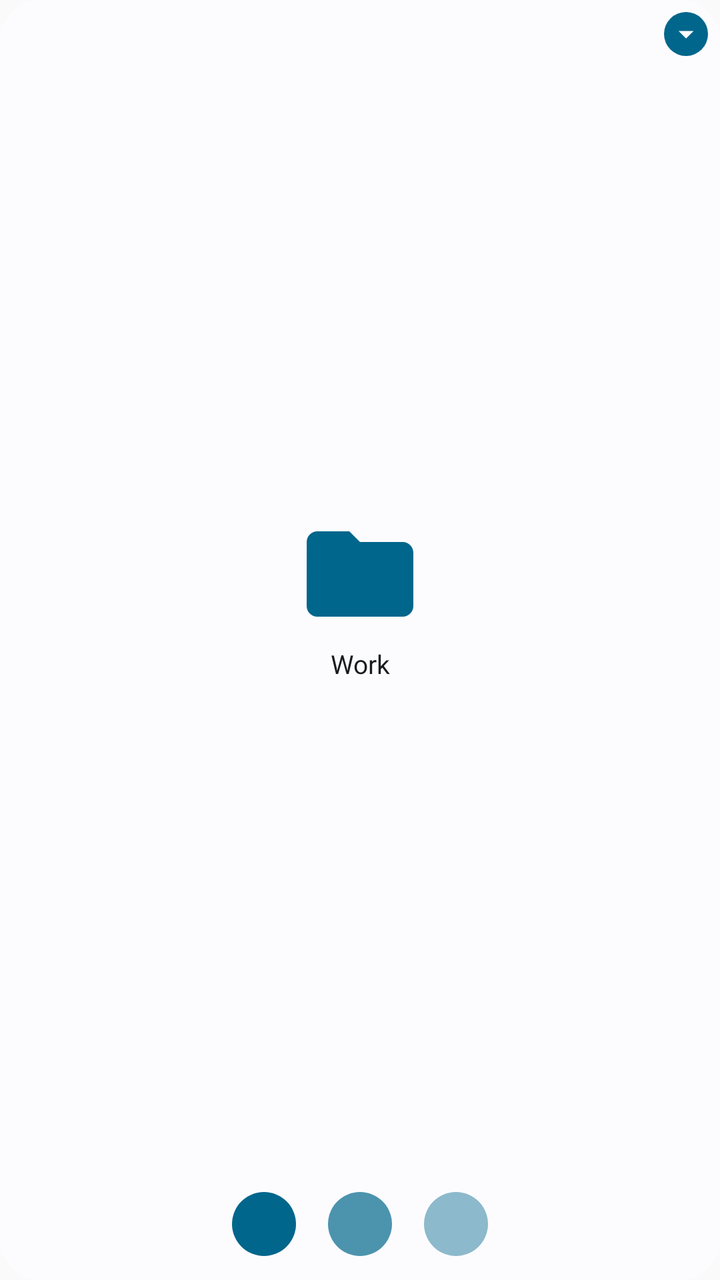
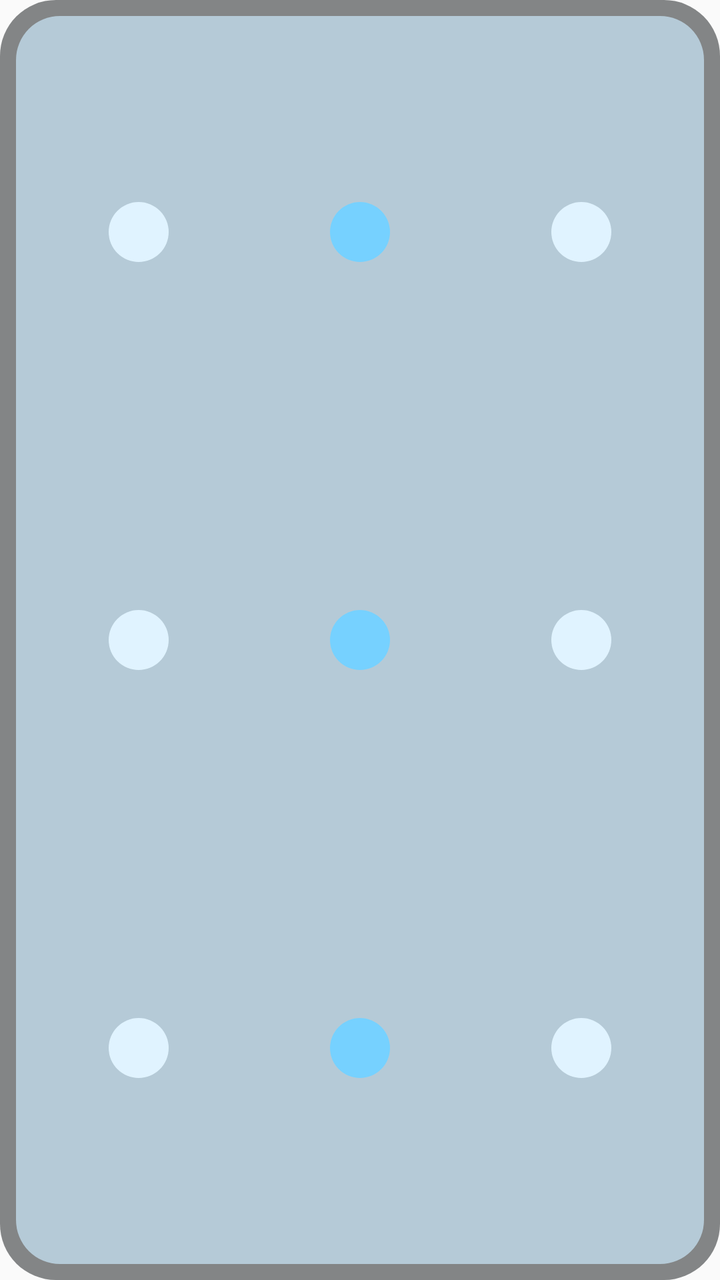

Before-and-after screenshots of an Android layout around one commit, followed by the original layout XML and the change that was made.
<!-- AndroidManifest.xml: application theme Theme.WidgetsPlus -->
<!-- res/layout/widget_folder_preview_2x2.xml -->
<?xml version="1.0" encoding="utf-8"?>
<FrameLayout xmlns:android="http://schemas.android.com/apk/res/android"
    style="@style/Widget.WidgetsPlus.Container"
    android:layout_width="match_parent"
    android:layout_height="match_parent">

    <LinearLayout
        android:layout_width="match_parent"
        android:layout_height="match_parent"
        android:orientation="vertical">

        <LinearLayout
            android:layout_width="match_parent"
            android:layout_height="0dp"
            android:layout_weight="1"
            android:gravity="center"
            android:orientation="vertical">

            <ImageView
                android:layout_width="64dp"
                android:layout_height="64dp"
                android:contentDescription="@null"
                android:scaleType="fitCenter"
                android:src="@drawable/ic_folder" />

            <TextView
                android:layout_width="match_parent"
                android:layout_height="wrap_content"
                android:layout_marginTop="4dp"
                android:gravity="center_horizontal"
                android:maxLines="1"
                android:text="@string/preview_folder_name"
                android:textColor="@color/widget_text"
                android:textSize="13sp" />
        </LinearLayout>

        <include layout="@layout/widget_preview_strip" />
    </LinearLayout>

    <ImageView
        android:layout_width="22dp"
        android:layout_height="22dp"
        android:layout_gravity="top|end"
        android:background="@drawable/widget_badge_background"
        android:contentDescription="@null"
        android:padding="2dp"
        android:src="@drawable/ic_expand" />
</FrameLayout>
<!-- res/layout/widget_preview_strip.xml (included above) -->
<?xml version="1.0" encoding="utf-8"?>
<LinearLayout xmlns:android="http://schemas.android.com/apk/res/android"
    android:layout_width="match_parent"
    android:layout_height="wrap_content"
    android:gravity="center"
    android:orientation="horizontal"
    android:paddingTop="2dp"
    android:paddingBottom="2dp">

    <ImageView
        android:layout_width="40dp"
        android:layout_height="40dp"
        android:layout_marginStart="4dp"
        android:layout_marginEnd="4dp"
        android:contentDescription="@null"
        android:padding="4dp"
        android:src="@drawable/preview_app_disc" />

    <ImageView
        android:layout_width="40dp"
        android:layout_height="40dp"
        android:layout_marginStart="4dp"
        android:layout_marginEnd="4dp"
        android:alpha="0.7"
        android:contentDescription="@null"
        android:padding="4dp"
        android:src="@drawable/preview_app_disc" />

    <ImageView
        android:layout_width="40dp"
        android:layout_height="40dp"
        android:layout_marginStart="4dp"
        android:layout_marginEnd="4dp"
        android:alpha="0.45"
        android:contentDescription="@null"
        android:padding="4dp"
        android:src="@drawable/preview_app_disc" />
</LinearLayout>
<!-- resources referenced by this layout -->
<resources>
  <color name="widget_text">#DE000000</color>
  <!-- drawable ic_expand (drawable) -->
  <?xml version="1.0" encoding="utf-8"?>
  <vector xmlns:android="http://schemas.android.com/apk/res/android"
      android:width="24dp" android:height="24dp"
      android:viewportWidth="24" android:viewportHeight="24"
      android:tint="#FFFFFFFF">
      <path android:fillColor="#FFFFFFFF"
          android:pathData="M7,10l5,5 5,-5z" />
  </vector>
  <!-- drawable ic_folder (drawable) -->
  <?xml version="1.0" encoding="utf-8"?>
  <vector xmlns:android="http://schemas.android.com/apk/res/android"
      android:width="24dp" android:height="24dp"
      android:viewportWidth="24" android:viewportHeight="24"
      android:tint="@color/widget_glyph">
      <path android:fillColor="#FFFFFFFF"
          android:pathData="M10,4H4c-1.1,0 -1.99,0.9 -1.99,2L2,18c0,1.1 0.9,2 2,2h16c1.1,0 2,-0.9 2,-2V8c0,-1.1 -0.9,-2 -2,-2h-8l-2,-2z" />
  </vector>
  <!-- drawable preview_app_disc (drawable) -->
  <?xml version="1.0" encoding="utf-8"?>
  <shape xmlns:android="http://schemas.android.com/apk/res/android" android:shape="oval">
      <solid android:color="@color/widget_glyph" />
  </shape>
  <!-- drawable widget_badge_background (drawable) -->
  <?xml version="1.0" encoding="utf-8"?>
  <shape xmlns:android="http://schemas.android.com/apk/res/android" android:shape="oval">
      <solid android:color="@color/widget_badge_background" />
  </shape>
  <string name="preview_folder_name" translatable="false">Work</string>
  <style name="Widget.WidgetsPlus.Container" parent="android:Widget">
          <item name="android:background">@drawable/widget_background</item>
          <item name="android:padding">6dp</item>
      </style>
  <style name="Theme.WidgetsPlus" parent="android:Theme.Material.Light.NoActionBar">
          <item name="android:windowLightStatusBar">true</item>
      </style>
  <color name="widget_glyph">#3F51B5</color>
  <color name="widget_badge_background">#3F51B5</color>
  <!-- drawable widget_background (drawable) -->
  <?xml version="1.0" encoding="utf-8"?>
  <shape xmlns:android="http://schemas.android.com/apk/res/android" android:shape="rectangle">
      <solid android:color="@color/widget_background" />
      <corners android:radius="20dp" />
  </shape>
  <color name="widget_background">#F2FFFFFF</color>
</resources>

<!-- the commit's change to res/layout/widget_folder_preview_2x2.xml (unified diff, before → after) -->
@@ -1,87 +1,46 @@
 <?xml version="1.0" encoding="utf-8"?>
 <FrameLayout xmlns:android="http://schemas.android.com/apk/res/android"
-    style="@style/Widget.WidgetsPlus.Container"
+    xmlns:tools="http://schemas.android.com/tools"
     android:layout_width="match_parent"
-    android:layout_height="match_parent">
-
-    <LinearLayout
-        android:layout_width="match_parent"
-        android:layout_height="match_parent"
-        android:orientation="vertical">
-
-        <LinearLayout
-            android:layout_width="match_parent"
-            android:layout_height="0dp"
-            android:layout_weight="1"
-            android:gravity="center"
-            android:orientation="vertical">
-
-            <ImageView
-                android:layout_width="64dp"
-                android:layout_height="64dp"
-                android:contentDescription="@null"
-                android:scaleType="fitCenter"
-                android:src="@drawable/ic_folder" />
-
-            <TextView
-                android:layout_width="match_parent"
-                android:layout_height="wrap_content"
-                android:layout_marginTop="4dp"
-                android:gravity="center_horizontal"
-                android:maxLines="1"
-                android:text="@string/preview_folder_name"
-                android:textColor="@color/widget_text"
-                android:textSize="13sp" />
+    android:layout_height="match_parent"
+    tools:ignore="UseAppTint,ContentDescription">
+    <ImageView android:layout_width="match_parent" android:layout_height="match_parent" android:alpha="0.58" android:scaleType="fitXY" android:src="@drawable/agenda_shape_plate" android:tint="@color/agenda_plate" />
+    <FrameLayout android:layout_width="match_parent" android:layout_height="match_parent" android:layout_margin="8dp">
+        <ImageView android:layout_width="match_parent" android:layout_height="match_parent" android:scaleType="fitXY" android:src="@drawable/agenda_shape_group" android:tint="@color/agenda_group" />
+        <LinearLayout android:layout_width="match_parent" android:layout_height="match_parent" android:orientation="vertical" android:padding="6dp">
+        <LinearLayout android:layout_width="match_parent" android:layout_height="0dp" android:layout_weight="1" android:baselineAligned="false" android:orientation="horizontal">
+            <FrameLayout android:layout_width="0dp" android:layout_height="match_parent" android:layout_weight="1">
+                <ImageView android:layout_width="30dp" android:layout_height="30dp" android:layout_gravity="center" android:scaleType="fitCenter" android:src="@drawable/folder_circle" android:tint="@color/agenda_card" />
+            </FrameLayout>
+            <FrameLayout android:layout_width="0dp" android:layout_height="match_parent" android:layout_weight="1">
+                <ImageView android:layout_width="30dp" android:layout_height="30dp" android:layout_gravity="center" android:scaleType="fitCenter" android:src="@drawable/folder_circle" android:tint="@color/agenda_badge" />
+            </FrameLayout>
+            <FrameLayout android:layout_width="0dp" android:layout_height="match_parent" android:layout_weight="1">
+                <ImageView android:layout_width="30dp" android:layout_height="30dp" android:layout_gravity="center" android:scaleType="fitCenter" android:src="@drawable/folder_circle" android:tint="@color/agenda_card" />
+            </FrameLayout>
         </LinearLayout>
-
-        <include layout="@layout/widget_preview_strip" />
-    </LinearLayout>
-
-    <ImageView
-        android:layout_width="22dp"
-        android:layout_height="22dp"
-        android:layout_gravity="top|end"
-        android:background="@drawable/widget_badge_background"
-        android:contentDescription="@null"
-        android:padding="2dp"
-        android:src="@drawable/ic_expand" />
+        <LinearLayout android:layout_width="match_parent" android:layout_height="0dp" android:layout_weight="1" android:baselineAligned="false" android:orientation="horizontal">
+            <FrameLayout android:layout_width="0dp" android:layout_height="match_parent" android:layout_weight="1">
+                <ImageView android:layout_width="30dp" android:layout_height="30dp" android:layout_gravity="center" android:scaleType="fitCenter" android:src="@drawable/folder_circle" android:tint="@color/agenda_card" />
+            </FrameLayout>
+            <FrameLayout android:layout_width="0dp" android:layout_height="match_parent" android:layout_weight="1">
+                <ImageView android:layout_width="30dp" android:layout_height="30dp" android:layout_gravity="center" android:scaleType="fitCenter" android:src="@drawable/folder_circle" android:tint="@color/agenda_badge" />
+            </FrameLayout>
+            <FrameLayout android:layout_width="0dp" android:layout_height="match_parent" android:layout_weight="1">
+                <ImageView android:layout_width="30dp" android:layout_height="30dp" android:layout_gravity="center" android:scaleType="fitCenter" android:src="@drawable/folder_circle" android:tint="@color/agenda_card" />
+            </FrameLayout>
+        </LinearLayout>
+        <LinearLayout android:layout_width="match_parent" android:layout_height="0dp" android:layout_weight="1" android:baselineAligned="false" android:orientation="horizontal">
+            <FrameLayout android:layout_width="0dp" android:layout_height="match_parent" android:layout_weight="1">
+                <ImageView android:layout_width="30dp" android:layout_height="30dp" android:layout_gravity="center" android:scaleType="fitCenter" android:src="@drawable/folder_circle" android:tint="@color/agenda_card" />
+            </FrameLayout>
+            <FrameLayout android:layout_width="0dp" android:layout_height="match_parent" android:layout_weight="1">
+                <ImageView android:layout_width="30dp" android:layout_height="30dp" android:layout_gravity="center" android:scaleType="fitCenter" android:src="@drawable/folder_circle" android:tint="@color/agenda_badge" />
+            </FrameLayout>
+            <FrameLayout android:layout_width="0dp" android:layout_height="match_parent" android:layout_weight="1">
+                <ImageView android:layout_width="30dp" android:layout_height="30dp" android:layout_gravity="center" android:scaleType="fitCenter" android:src="@drawable/folder_circle" android:tint="@color/agenda_card" />
+            </FrameLayout>
+        </LinearLayout>
+        </LinearLayout>
+    </FrameLayout>
 </FrameLayout>
-<!-- res/layout/widget_preview_strip.xml (included above) -->
-<?xml version="1.0" encoding="utf-8"?>
-<LinearLayout xmlns:android="http://schemas.android.com/apk/res/android"
-    android:layout_width="match_parent"
-    android:layout_height="wrap_content"
-    android:gravity="center"
-    android:orientation="horizontal"
-    android:paddingTop="2dp"
-    android:paddingBottom="2dp">
-
-    <ImageView
-        android:layout_width="40dp"
-        android:layout_height="40dp"
-        android:layout_marginStart="4dp"
-        android:layout_marginEnd="4dp"
-        android:contentDescription="@null"
-        android:padding="4dp"
-        android:src="@drawable/preview_app_disc" />
-
-    <ImageView
-        android:layout_width="40dp"
-        android:layout_height="40dp"
-        android:layout_marginStart="4dp"
-        android:layout_marginEnd="4dp"
-        android:alpha="0.7"
-        android:contentDescription="@null"
-        android:padding="4dp"
-        android:src="@drawable/preview_app_disc" />
-
-    <ImageView
-        android:layout_width="40dp"
-        android:layout_height="40dp"
-        android:layout_marginStart="4dp"
-        android:layout_marginEnd="4dp"
-        android:alpha="0.45"
-        android:contentDescription="@null"
-        android:padding="4dp"
-        android:src="@drawable/preview_app_disc" />
-</LinearLayout>
<!-- resource entries referenced after the edit -->
@@ -1,50 +1,30 @@
 <!-- resources referenced by this layout -->
 <resources>
-  <color name="widget_text">#DE000000</color>
-  <!-- drawable ic_expand (drawable) -->
+  <color name="agenda_badge">#F5B895</color>
+  <color name="agenda_card">#FDF2EC</color>
+  <color name="agenda_group">#F2C4A7</color>
+  <color name="agenda_plate">#3A312C</color>
+  <!-- drawable agenda_shape_group (drawable) -->
+  <?xml version="1.0" encoding="utf-8"?>
+  <shape xmlns:android="http://schemas.android.com/apk/res/android" android:shape="rectangle">
+      <solid android:color="#FFFFFFFF" />
+      <corners android:radius="22dp" />
+  </shape>
+  <!-- drawable agenda_shape_plate (drawable) -->
+  <?xml version="1.0" encoding="utf-8"?>
+  <shape xmlns:android="http://schemas.android.com/apk/res/android" android:shape="rectangle">
+      <solid android:color="#FFFFFFFF" />
+      <corners android:radius="28dp" />
+  </shape>
+  <!-- drawable folder_circle (drawable) -->
   <?xml version="1.0" encoding="utf-8"?>
   <vector xmlns:android="http://schemas.android.com/apk/res/android"
       android:width="24dp" android:height="24dp"
-      android:viewportWidth="24" android:viewportHeight="24"
-      android:tint="#FFFFFFFF">
-      <path android:fillColor="#FFFFFFFF"
-          android:pathData="M7,10l5,5 5,-5z" />
+      android:viewportWidth="24" android:viewportHeight="24">
+      <path android:fillColor="#FFFFFFFF" android:pathData="M0,12a12,12 0 1,0 24,0a12,12 0 1,0 -24,0z" />
   </vector>
-  <!-- drawable ic_folder (drawable) -->
-  <?xml version="1.0" encoding="utf-8"?>
-  <vector xmlns:android="http://schemas.android.com/apk/res/android"
-      android:width="24dp" android:height="24dp"
-      android:viewportWidth="24" android:viewportHeight="24"
-      android:tint="@color/widget_glyph">
-      <path android:fillColor="#FFFFFFFF"
-          android:pathData="M10,4H4c-1.1,0 -1.99,0.9 -1.99,2L2,18c0,1.1 0.9,2 2,2h16c1.1,0 2,-0.9 2,-2V8c0,-1.1 -0.9,-2 -2,-2h-8l-2,-2z" />
-  </vector>
-  <!-- drawable preview_app_disc (drawable) -->
-  <?xml version="1.0" encoding="utf-8"?>
-  <shape xmlns:android="http://schemas.android.com/apk/res/android" android:shape="oval">
-      <solid android:color="@color/widget_glyph" />
-  </shape>
-  <!-- drawable widget_badge_background (drawable) -->
-  <?xml version="1.0" encoding="utf-8"?>
-  <shape xmlns:android="http://schemas.android.com/apk/res/android" android:shape="oval">
-      <solid android:color="@color/widget_badge_background" />
-  </shape>
-  <string name="preview_folder_name" translatable="false">Work</string>
-  <style name="Widget.WidgetsPlus.Container" parent="android:Widget">
-          <item name="android:background">@drawable/widget_background</item>
-          <item name="android:padding">6dp</item>
-      </style>
   <style name="Theme.WidgetsPlus" parent="android:Theme.Material.Light.NoActionBar">
           <item name="android:windowLightStatusBar">true</item>
       </style>
-  <color name="widget_glyph">#3F51B5</color>
-  <color name="widget_badge_background">#3F51B5</color>
-  <!-- drawable widget_background (drawable) -->
-  <?xml version="1.0" encoding="utf-8"?>
-  <shape xmlns:android="http://schemas.android.com/apk/res/android" android:shape="rectangle">
-      <solid android:color="@color/widget_background" />
-      <corners android:radius="20dp" />
-  </shape>
-  <color name="widget_background">#F2FFFFFF</color>
 </resources>
 
